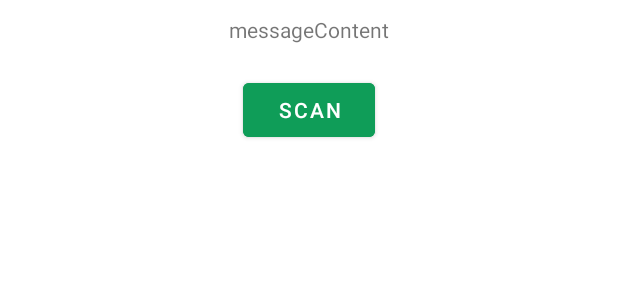
After one commit to desertcod98/EasyMask, an Android app: the layout activity_qr_capture.xml on its own in the app's theme, with its tools: preview values and no code run, on a phone screen of 412 x 824 dp. The commit adds this screen. Shown: the top 300 px of the screen. Run offline under Robolectric (Android 15) with nearby library versions, the phone set to English and light mode, and no system bars.

Commit message:
created new activity_qr_capture xml

```diff
--- a/app/src/main/java/it/volta/ts/easymask/MainActivity.java
+++ b/app/src/main/java/it/volta/ts/easymask/MainActivity.java
@@ -14,8 +14,10 @@ public class MainActivity extends AppCompatActivity {
         super.onCreate(savedInstanceState);
         setContentView(R.layout.activity_main);
 
+
+
         Intent intent = new Intent(this, QrCaptureActivity.class);
-        startActivity(intent); // :D crasha lol
+        startActivity(intent);
 
     }
 }
--- /dev/null
+++ b/app/src/main/res/layout/activity_qr_capture.xml
@@ -0,0 +1,27 @@
+<?xml version="1.0" encoding="utf-8"?>
+<LinearLayout
+    xmlns:android="http://schemas.android.com/apk/res/android"
+    xmlns:tools="http://schemas.android.com/tools"
+    android:layout_width="match_parent"
+    android:layout_height="match_parent"
+    android:orientation="vertical"
+    tools:context=".activities.QrCaptureActivity">
+
+    <TextView
+        android:id="@+id/textContent"
+        android:layout_width="wrap_content"
+        android:layout_height="wrap_content"
+        android:layout_gravity="center"
+        android:layout_margin="10dp"
+        android:text="messageContent"/>
+
+    <Button
+        android:id="@+id/scanBtn"
+        android:layout_width="wrap_content"
+        android:layout_height="wrap_content"
+        android:layout_margin="10dp"
+        android:backgroundTint="#0F9D58"
+        android:layout_gravity="center"
+        android:text="Scan"/>
+
+</LinearLayout>
```
Also changed, not shown: app/src/main/java/it/volta/ts/easymask/activities/QrCaptureActivity.java (+4 -18 lines), app/src/main/res/layout/activity_main.xml (+0 -25 lines).
